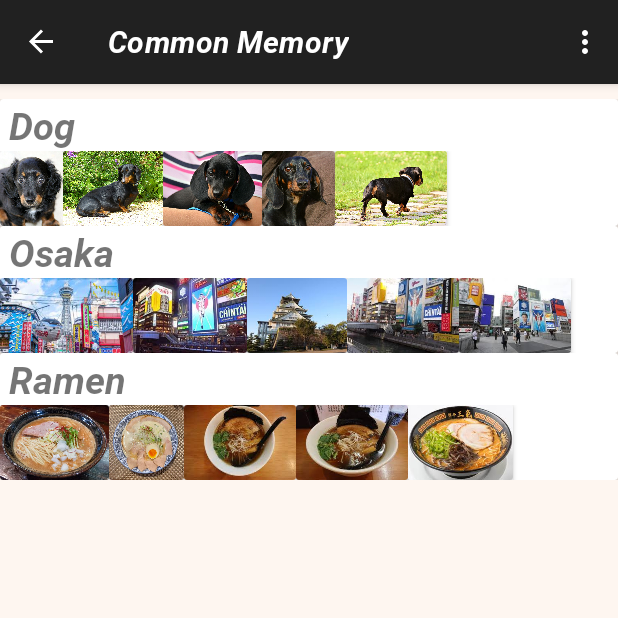
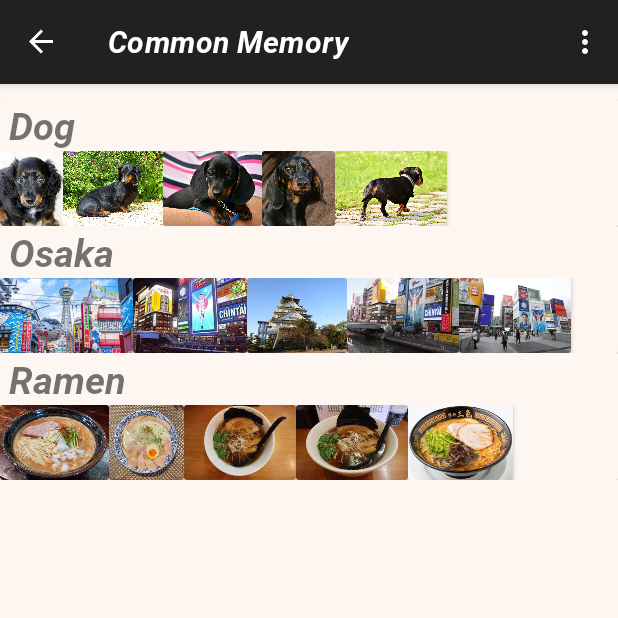
Before and after one commit to tom24d/spajam2021, an Android app: the FirstFragment screen opened through its navigation route, on a phone screen of 412 x 824 dp, the top half of it. Run offline under Robolectric (Android 15) with nearby library versions, the light colour scheme and no system bars; our stand-ins replace navigation-ui; libraries missing offline, so code that uses them is left out: com.google.firebase.functions, com.google.mlkit.vision; pictures from the network do not load; 1 statement that could not run was skipped.

Commit message:
fix color

```diff
--- a/app/src/main/res/layout/fragment_first.xml
+++ b/app/src/main/res/layout/fragment_first.xml
@@ -5,16 +5,17 @@
     android:layout_width="match_parent"
     android:layout_height="match_parent"
     android:background="#FEF6F0"
+    android:backgroundTint="#FEF6F0"
     tools:context=".FirstFragment">
 
     <ScrollView
         android:layout_width="match_parent"
         android:layout_height="match_parent"
+        android:background="#FEF6F0"
         android:paddingTop="10dp"
         app:layout_constraintBottom_toTopOf="parent"
-        app:layout_constraintTop_toTopOf="parent"
         app:layout_constraintStart_toStartOf="parent"
-        app:layout_constraintHorizontal_bias="0.0">
+        app:layout_constraintTop_toTopOf="parent">
 
 
         <LinearLayout
@@ -30,19 +31,20 @@
                 <LinearLayout
                     android:layout_width="match_parent"
                     android:layout_height="wrap_content"
+                    android:background="#FEF6F0"
                     android:orientation="vertical">
 
                     <TextView
                         android:id="@+id/card_text_view_1"
                         android:layout_width="wrap_content"
                         android:layout_height="wrap_content"
-                        android:textSize="25sp"
-                        />
+                        android:textSize="25sp" />
 
                     <androidx.recyclerview.widget.RecyclerView
                         android:id="@+id/card_gallery_1"
                         android:layout_width="match_parent"
-                        android:layout_height="wrap_content" />
+                        android:layout_height="wrap_content"
+                        android:background="#FEF6F0" />
 
                 </LinearLayout>
 
@@ -56,18 +58,20 @@
                 <LinearLayout
                     android:layout_width="match_parent"
                     android:layout_height="wrap_content"
+                    android:background="#FEF6F0"
                     android:orientation="vertical">
 
                     <TextView
                         android:id="@+id/card_text_view_2"
                         android:layout_width="wrap_content"
                         android:layout_height="wrap_content"
-                        android:textSize="25sp"/>
+                        android:textSize="25sp" />
 
                     <androidx.recyclerview.widget.RecyclerView
                         android:id="@+id/card_gallery_2"
                         android:layout_width="match_parent"
-                        android:layout_height="wrap_content" />
+                        android:layout_height="wrap_content"
+                        android:background="#FEF6F0" />
 
                 </LinearLayout>
 
@@ -81,18 +85,20 @@
                 <LinearLayout
                     android:layout_width="match_parent"
                     android:layout_height="wrap_content"
+                    android:background="#FEF6F0"
                     android:orientation="vertical">
 
                     <TextView
                         android:id="@+id/card_text_view_3"
                         android:layout_width="wrap_content"
                         android:layout_height="wrap_content"
-                        android:textSize="25sp"/>
+                        android:textSize="25sp" />
 
                     <androidx.recyclerview.widget.RecyclerView
                         android:id="@+id/card_gallery_3"
                         android:layout_width="match_parent"
-                        android:layout_height="wrap_content" />
+                        android:layout_height="wrap_content"
+                        android:background="#FEF6F0" />
 
                 </LinearLayout>
 
--- a/app/src/main/res/mipmap-anydpi-v26/ic_launcher.xml
+++ b/app/src/main/res/mipmap-anydpi-v26/ic_launcher.xml
@@ -1,5 +1,5 @@
 <?xml version="1.0" encoding="utf-8"?>
 <adaptive-icon xmlns:android="http://schemas.android.com/apk/res/android">
     <background android:drawable="@color/ic_launcher_background"/>
-    <foreground android:drawable="@mipmap/ic_launcher_foreground"/>
+    <foreground android:drawable="@mipmap/ic_launcher"/>
 </adaptive-icon>
--- a/app/src/main/res/mipmap-anydpi-v26/ic_launcher_round.xml
+++ b/app/src/main/res/mipmap-anydpi-v26/ic_launcher_round.xml
@@ -1,5 +1,5 @@
 <?xml version="1.0" encoding="utf-8"?>
 <adaptive-icon xmlns:android="http://schemas.android.com/apk/res/android">
     <background android:drawable="@color/ic_launcher_background"/>
-    <foreground android:drawable="@mipmap/ic_launcher_foreground"/>
+    <foreground android:drawable="@mipmap/ic_launcher"/>
 </adaptive-icon>
--- a/app/src/main/res/values/ic_launcher_background.xml
+++ b/app/src/main/res/values/ic_launcher_background.xml
@@ -1,4 +1,4 @@
 <?xml version="1.0" encoding="utf-8"?>
 <resources>
-    <color name="ic_launcher_background">#FCF4EB</color>
+    <color name="ic_launcher_background">#FEF6F0</color>
 </resources>
```
Also changed, not shown: app/src/main/ic_launcher-playstore.png, app/src/main/res/mipmap-hdpi/ic_launcher.png (added), app/src/main/res/mipmap-hdpi/ic_launcher_foreground.png (deleted), app/src/main/res/mipmap-hdpi/ic_launcher_round.png (added), app/src/main/res/mipmap-mdpi/ic_launcher.png (added), app/src/main/res/mipmap-mdpi/ic_launcher_foreground.png (deleted), app/src/main/res/mipmap-mdpi/ic_launcher_round.png (added), app/src/main/res/mipmap-xhdpi/ic_launcher.png (added), app/src/main/res/mipmap-xhdpi/ic_launcher_foreground.png (deleted), app/src/main/res/mipmap-xhdpi/ic_launcher_round.png (added), app/src/main/res/mipmap-xxhdpi/ic_launcher.png (added), app/src/main/res/mipmap-xxhdpi/ic_launcher_foreground.png (deleted), app/src/main/res/mipmap-xxhdpi/ic_launcher_round.png (added), app/src/main/res/mipmap-xxxhdpi/ic_launcher.png (added), 2 more files.
